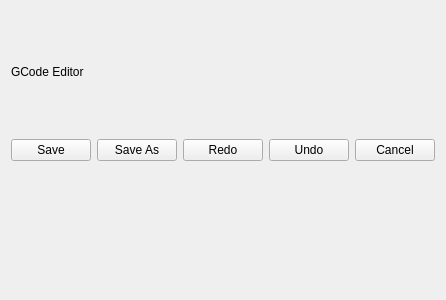
Before: the Qt Designer form src/widgets/gcodeeditorwidget.ui in KDE/atelier, drawn with Qt 5.
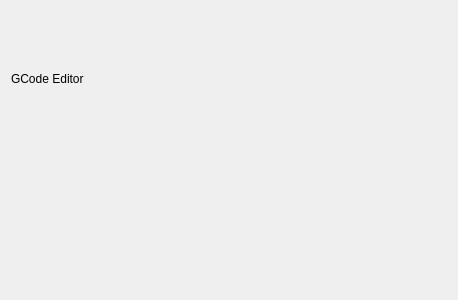
After: the same form once the commit is applied.

```diff
--- a/src/widgets/gcodeeditorwidget.ui
+++ b/src/widgets/gcodeeditorwidget.ui
@@ -6,7 +6,7 @@
    <rect>
     <x>0</x>
     <y>0</y>
-    <width>400</width>
+    <width>458</width>
     <height>300</height>
    </rect>
   </property>
@@ -21,45 +21,6 @@
      </property>
     </widget>
    </item>
-   <item>
-    <layout class="QHBoxLayout" name="horizontalLayout">
-     <item>
-      <widget class="QPushButton" name="savePB">
-       <property name="text">
-        <string>Save</string>
-       </property>
-      </widget>
-     </item>
-     <item>
-      <widget class="QPushButton" name="saveAsPB">
-       <property name="text">
-        <string>Save As</string>
-       </property>
-      </widget>
-     </item>
-     <item>
-      <widget class="QPushButton" name="redoPB">
-       <property name="text">
-        <string>Redo</string>
-       </property>
-      </widget>
-     </item>
-     <item>
-      <widget class="QPushButton" name="undoPB">
-       <property name="text">
-        <string>Undo</string>
-       </property>
-      </widget>
-     </item>
-     <item>
-      <widget class="QPushButton" name="cancelPB">
-       <property name="text">
-        <string>Cancel</string>
-       </property>
-      </widget>
-     </item>
-    </layout>
-   </item>
    <item>
     <widget class="QWidget" name="containerWidget" native="true"/>
    </item>
```
